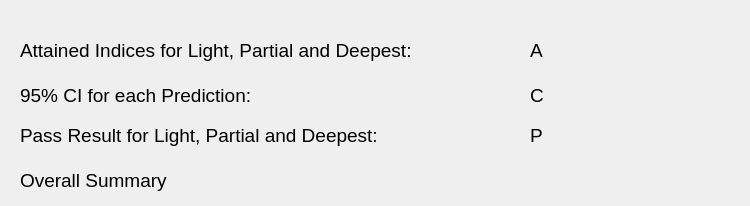
The window that src/app/ui/resultsWidget.ui (Conoship/pias) describes before a commit, drawn with Qt 5.
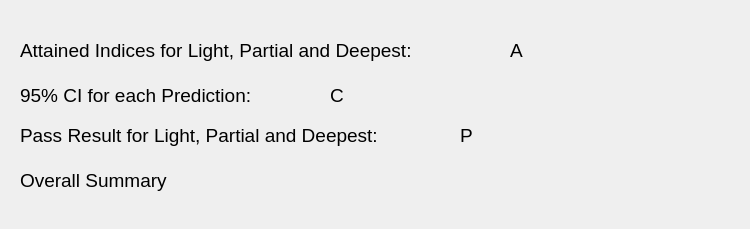
The same window after the commit.

```diff
--- a/src/app/ui/resultsWidget.ui
+++ b/src/app/ui/resultsWidget.ui
@@ -7,7 +7,7 @@
     <x>0</x>
     <y>0</y>
     <width>750</width>
-    <height>206</height>
+    <height>229</height>
    </rect>
   </property>
   <property name="windowTitle">
@@ -52,7 +52,7 @@
   <widget class="QLabel" name="attainedIndices">
    <property name="geometry">
     <rect>
-     <x>530</x>
+     <x>510</x>
      <y>30</y>
      <width>201</width>
      <height>41</height>
@@ -70,7 +70,7 @@
   <widget class="QLabel" name="confidenceIntervals">
    <property name="geometry">
     <rect>
-     <x>530</x>
+     <x>330</x>
      <y>70</y>
      <width>201</width>
      <height>51</height>
@@ -106,7 +106,7 @@
   <widget class="QLabel" name="passResults">
    <property name="geometry">
     <rect>
-     <x>530</x>
+     <x>460</x>
      <y>110</y>
      <width>201</width>
      <height>51</height>
```
